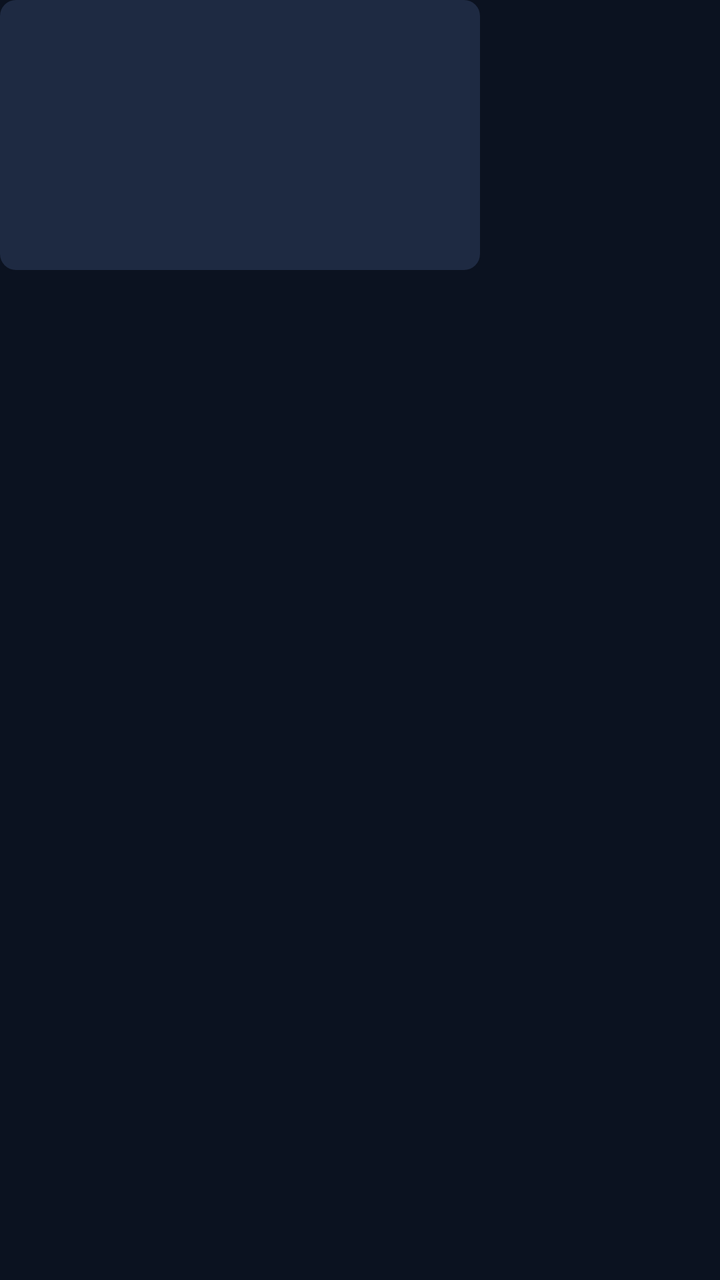
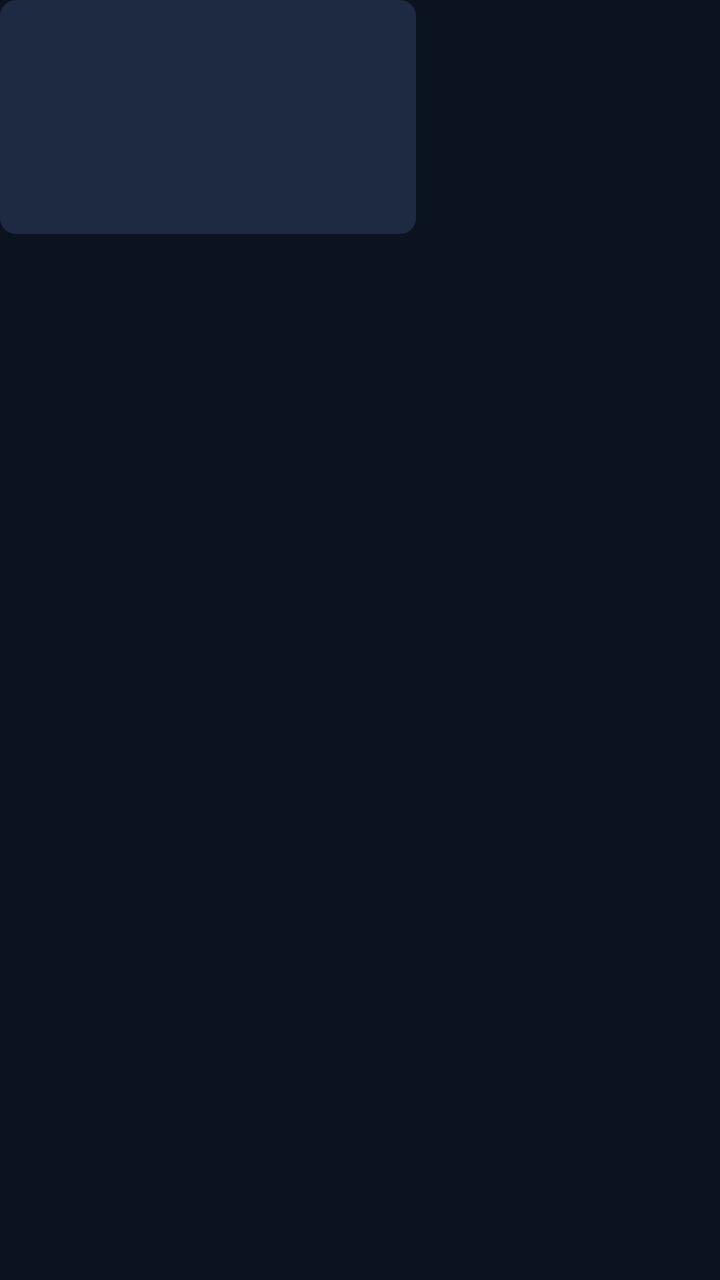

An Android layout rendered at two revisions. The XML below is the earlier revision; the diff shows what the commit changed to produce the second picture.
<!-- AndroidManifest.xml: application theme Theme.MiTV -->
<!-- res/layout/item_card_wide.xml -->
<?xml version="1.0" encoding="utf-8"?>
<LinearLayout xmlns:android="http://schemas.android.com/apk/res/android"
    android:layout_width="240dp"
    android:layout_height="wrap_content"
    android:layout_marginStart="8dp"
    android:layout_marginEnd="8dp"
    android:orientation="vertical">

    <FrameLayout
        android:id="@+id/frame"
        android:layout_width="240dp"
        android:layout_height="135dp"
        android:background="@drawable/card_bg"
        android:clickable="true"
        android:focusable="true"
        android:foreground="@drawable/card_focus">

        <TextView
            android:id="@+id/fallbackTitle"
            android:layout_width="match_parent"
            android:layout_height="match_parent"
            android:gravity="center"
            android:padding="10dp"
            android:textColor="@color/text"
            android:textSize="16sp"
            android:textStyle="bold" />

        <ImageView
            android:id="@+id/image"
            android:layout_width="match_parent"
            android:layout_height="match_parent"
            android:importantForAccessibility="no"
            android:scaleType="centerCrop" />

        <ProgressBar
            android:id="@+id/progress"
            style="?android:attr/progressBarStyleHorizontal"
            android:layout_width="match_parent"
            android:layout_height="4dp"
            android:layout_gravity="bottom"
            android:max="1000"
            android:progressDrawable="@drawable/progress_card"
            android:visibility="gone" />
    </FrameLayout>

    <TextView
        android:id="@+id/title"
        android:layout_width="match_parent"
        android:layout_height="wrap_content"
        android:layout_marginTop="8dp"
        android:ellipsize="end"
        android:singleLine="true"
        android:textColor="@color/text"
        android:textSize="15sp" />

    <TextView
        android:id="@+id/subtitle"
        android:layout_width="match_parent"
        android:layout_height="wrap_content"
        android:ellipsize="end"
        android:singleLine="true"
        android:textColor="@color/text_dim"
        android:textSize="13sp" />
</LinearLayout>
<!-- resources referenced by this layout -->
<resources>
  <color name="text">#FFFFFFFF</color>
  <color name="text_dim">#FF94A3B8</color>
  <!-- drawable card_bg (drawable) -->
  <?xml version="1.0" encoding="utf-8"?>
  <shape xmlns:android="http://schemas.android.com/apk/res/android">
      <solid android:color="@color/surface_hi" />
      <corners android:radius="8dp" />
  </shape>
  <!-- drawable card_focus (drawable) -->
  <?xml version="1.0" encoding="utf-8"?>
  <selector xmlns:android="http://schemas.android.com/apk/res/android">
      <item android:state_focused="true">
          <shape>
              <solid android:color="#00000000" />
              <stroke android:width="3dp" android:color="@color/text" />
              <corners android:radius="8dp" />
          </shape>
      </item>
      <item><color android:color="#00000000" /></item>
  </selector>
  <!-- drawable progress_card (drawable) -->
  <?xml version="1.0" encoding="utf-8"?>
  <layer-list xmlns:android="http://schemas.android.com/apk/res/android">
      <item android:id="@android:id/background">
          <shape><solid android:color="#66FFFFFF" /></shape>
      </item>
      <item android:id="@android:id/progress">
          <clip><shape><solid android:color="@color/accent" /></shape></clip>
      </item>
  </layer-list>
  <style name="Theme.MiTV" parent="Theme.AppCompat.NoActionBar">
          <item name="android:windowBackground">@color/bg</item>
          <item name="colorPrimary">@color/accent</item>
          <item name="colorPrimaryDark">@color/bg</item>
          <item name="colorAccent">@color/accent</item>
          <item name="android:textColorPrimary">@color/text</item>
          <item name="android:textColorSecondary">@color/text_dim</item>
      </style>
  <color name="surface_hi">#FF1E2A42</color>
  <color name="accent">#FF3B82F6</color>
  <color name="bg">#FF0B1220</color>
</resources>

<!-- the commit's change to res/layout/item_card_wide.xml (unified diff, before → after) -->
@@ -1,6 +1,6 @@
 <?xml version="1.0" encoding="utf-8"?>
 <LinearLayout xmlns:android="http://schemas.android.com/apk/res/android"
-    android:layout_width="240dp"
+    android:layout_width="208dp"
     android:layout_height="wrap_content"
     android:layout_marginStart="8dp"
     android:layout_marginEnd="8dp"
@@ -8,8 +8,8 @@
 
     <FrameLayout
         android:id="@+id/frame"
-        android:layout_width="240dp"
-        android:layout_height="135dp"
+        android:layout_width="208dp"
+        android:layout_height="117dp"
         android:background="@drawable/card_bg"
         android:clickable="true"
         android:focusable="true"
